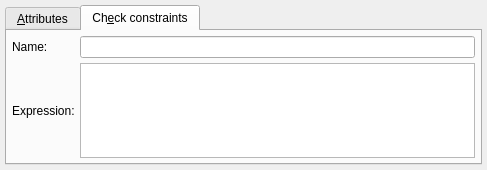
maniac787/pgmodeler, file libs/libgui/ui/dbobjects/domainwidget.ui: the form before one commit.
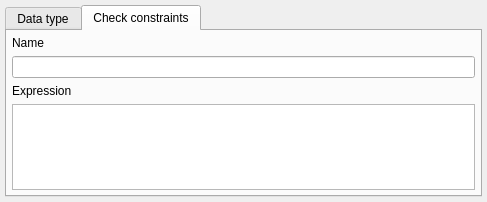
The form after the commit. The open tabs and pages were chosen to show the change. Icons and pictures are not drawn.

Commit message: Refactor DomainWidget to modern tabbed layout

```diff
--- a/libs/libgui/ui/dbobjects/domainwidget.ui
+++ b/libs/libgui/ui/dbobjects/domainwidget.ui
@@ -7,7 +7,7 @@
     <x>0</x>
     <y>0</y>
     <width>487</width>
-    <height>170</height>
+    <height>202</height>
    </rect>
   </property>
   <layout class="QGridLayout" name="domain_grid">
@@ -43,7 +43,7 @@
         <normaloff>:/icons/icons/attribute.png</normaloff>:/icons/icons/attribute.png</iconset>
       </attribute>
       <attribute name="title">
-       <string>&amp;Attributes</string>
+       <string>Data type</string>
       </attribute>
       <layout class="QGridLayout" name="gridLayout_2">
        <property name="leftMargin">
@@ -97,9 +97,9 @@
         <normaloff>:/icons/icons/constraint_ck.png</normaloff>:/icons/icons/constraint_ck.png</iconset>
       </attribute>
       <attribute name="title">
-       <string>Ch&amp;eck constraints</string>
+       <string>Check constraints</string>
       </attribute>
-      <layout class="QGridLayout" name="gridLayout">
+      <layout class="QVBoxLayout" name="verticalLayout_5">
        <property name="leftMargin">
         <number>5</number>
        </property>
@@ -112,31 +112,40 @@
        <property name="bottomMargin">
         <number>5</number>
        </property>
-       <property name="spacing">
-        <number>5</number>
-       </property>
-       <item row="0" column="0">
+       <item>
+        <layout class="QVBoxLayout" name="verticalLayout_3">
+         <item>
         <widget class="QLabel" name="constr_name_lbl">
+           <property name="sizePolicy">
+            <sizepolicy hsizetype="Preferred" vsizetype="Fixed">
+             <horstretch>0</horstretch>
+             <verstretch>0</verstretch>
+            </sizepolicy>
+           </property>
          <property name="text">
-          <string>Name:</string>
+            <string>Name</string>
          </property>
         </widget>
        </item>
-       <item row="0" column="1">
+         <item>
         <widget class="QLineEdit" name="constr_name_edt">
          <property name="clearButtonEnabled">
           <bool>true</bool>
          </property>
         </widget>
        </item>
-       <item row="1" column="0">
+        </layout>
+       </item>
+       <item>
+        <layout class="QVBoxLayout" name="verticalLayout_4">
+         <item>
         <widget class="QLabel" name="check_expr_lbl">
          <property name="text">
-          <string>Expression:</string>
+            <string>Expression</string>
          </property>
         </widget>
        </item>
-       <item row="1" column="1">
+         <item>
         <widget class="QPlainTextEdit" name="check_expr_txt">
          <property name="sizePolicy">
           <sizepolicy hsizetype="Expanding" vsizetype="Preferred">
@@ -144,12 +153,6 @@
            <verstretch>0</verstretch>
           </sizepolicy>
          </property>
-         <property name="minimumSize">
-          <size>
-           <width>0</width>
-           <height>50</height>
-          </size>
-         </property>
          <property name="maximumSize">
           <size>
            <width>16777215</width>
@@ -160,9 +163,11 @@
           <enum>Qt::ScrollBarAsNeeded</enum>
          </property>
          <property name="horizontalScrollBarPolicy">
-          <enum>Qt::ScrollBarAsNeeded</enum>
-         </property>
-        </widget>
+            <enum>Qt::ScrollBarPolicy::ScrollBarAsNeeded</enum>
+           </property>
+          </widget>
+         </item>
+        </layout>
        </item>
       </layout>
      </widget>
```
Left out of the diff: 24 changed lines with no effect on the pictures. Lines whose indentation alone changed are shown as unchanged. The commit also changes 1 other file.
